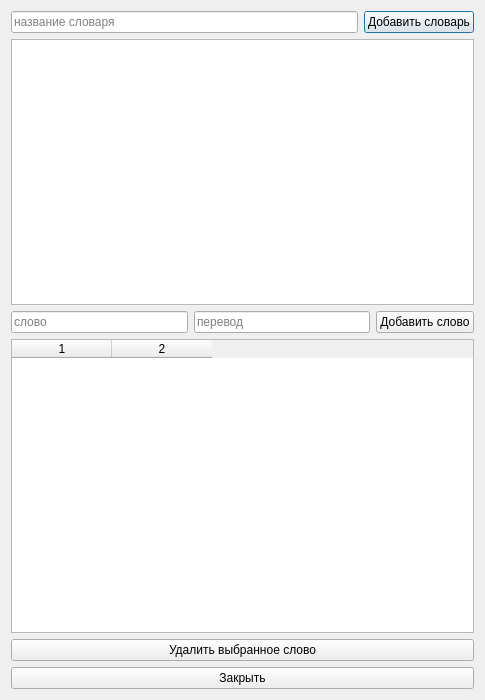
Old version of the form diglot-weave-gui/diglot-weave-gui/dialogs/dictdialog.ui in the repository kolodnikovm/diglotweave.
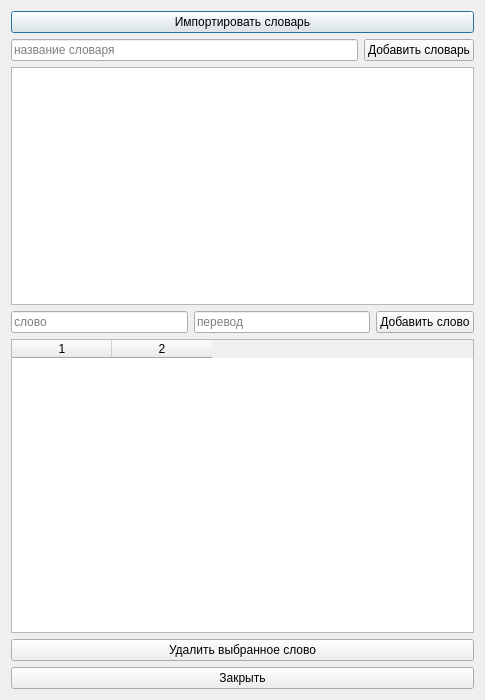
New version of the form.

Commit message: implemented importing dictionary by txt

Diff of the .ui file:
```diff
--- a/diglot-weave-gui/diglot-weave-gui/dialogs/dictdialog.ui
+++ b/diglot-weave-gui/diglot-weave-gui/dialogs/dictdialog.ui
@@ -16,6 +16,17 @@
   <layout class="QVBoxLayout" name="verticalLayout_6">
    <item>
     <layout class="QVBoxLayout" name="verticalLayout_5">
+     <item>
+      <layout class="QHBoxLayout" name="horizontalLayout_11">
+       <item>
+        <widget class="QPushButton" name="importDictButton">
+         <property name="text">
+          <string>Импортировать словарь</string>
+         </property>
+        </widget>
+       </item>
+      </layout>
+     </item>
      <item>
       <layout class="QHBoxLayout" name="horizontalLayout_2">
        <item>
```
The commit also changes 2 other files.
